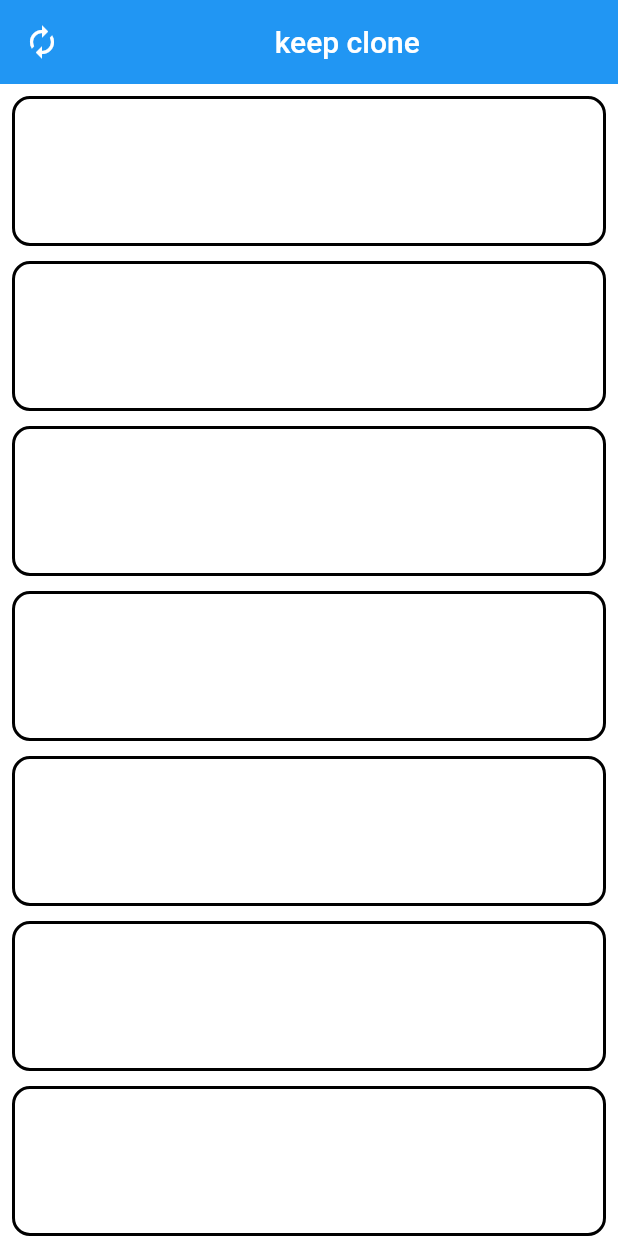
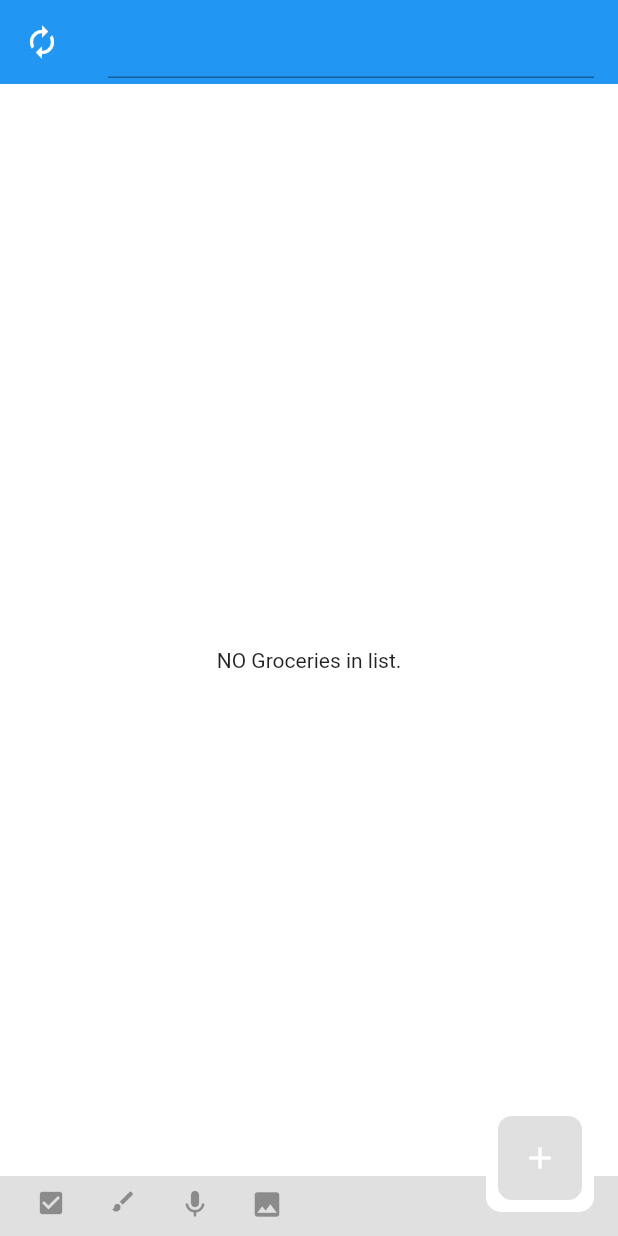
Before and after one commit to samiFlutter/keep_clone, a Flutter app: the screen it shows after launch, on a phone screen of 412 x 824 dp. Run offline on Flutter 3.47's test engine with Material 2 defaults, Android fonts, the phone set to English and light mode, and no system bars; our stand-ins replace sqflite; accounts and stored records are empty.

Commit message:
after adding add button

```diff
--- a/lib/main.dart
+++ b/lib/main.dart
@@ -2,6 +2,7 @@ import 'package:flutter/material.dart';
 import 'package:keep_clone/screen/home_screen.dart';
 
 void main() {
+  WidgetsFlutterBinding.ensureInitialized();
   runApp(const MyApp());
 }
 
--- /dev/null
+++ b/lib/model/simple_model.dart
@@ -0,0 +1,17 @@
+class SimpleModel {
+  final int? id;
+  final String name;
+  SimpleModel({this.id, required this.name});
+
+  factory SimpleModel.fromMap(Map<String, dynamic> json) => new SimpleModel(
+        id: json['id'],
+        name: json['name'],
+      );
+
+  Map<String, dynamic> toMap() {
+    return {
+      'id': id,
+      'name': name,
+    };
+  }
+}
--- a/lib/screen/home_screen.dart
+++ b/lib/screen/home_screen.dart
@@ -1,7 +1,9 @@
 import 'package:flutter/material.dart';
 import 'package:flutter/src/foundation/key.dart';
 import 'package:flutter/src/widgets/framework.dart';
+import 'package:keep_clone/model/simple_model.dart';
 import 'package:keep_clone/service/items_service.dart';
+import 'package:keep_clone/service/my_databasehelper.dart';
 
 class Home extends StatefulWidget {
   const Home({Key? key}) : super(key: key);
@@ -11,22 +13,176 @@ class Home extends StatefulWidget {
 }
 
 class _HomeState extends State<Home> {
+  TextEditingController textController = TextEditingController();
+  int? selectedId;
   ItemsService itemsService = ItemsService();
   @override
   Widget build(BuildContext context) {
     return Scaffold(
       backgroundColor: Colors.white,
       appBar: AppBar(
-        title: Center(child: Text("keep clone ")),
+        title: Center(
+            child: TextField(
+          controller: textController,
+        )),
         elevation: 0,
         leading: IconButton(
           icon: Icon(Icons.autorenew),
           onPressed: () {},
         ),
       ),
-      body: ListView(
-        padding: const EdgeInsets.all(8),
-        children: itemsService.listItems,
+      body: Center(
+        child: FutureBuilder<List<SimpleModel>>(
+          future: DatabaseHelper.instance.getSimpleModels(),
+          builder: (BuildContext context,
+              AsyncSnapshot<List<SimpleModel>> snapshot) {
+            if (!snapshot.hasData) {
+              return Center(
+                child: Text('loading...'),
+              );
+            }
+            return snapshot.data!.isEmpty
+                ? Center(
+                    child: Text('NO Groceries in list.'),
+                  )
+                : ListView(
+                    children: snapshot.data!.map((grocery) {
+                      return Center(
+                        child: Card(
+                          color: selectedId == grocery.id
+                              ? Colors.amber
+                              : Colors.white,
+                          child: ListTile(
+                            onTap: () {
+                              setState(() {
+                                if (selectedId == null) {
+                                  textController.text = grocery.name;
+                                  selectedId = grocery.id;
+                                } else {
+                                  textController.text = "";
+                                  selectedId = null;
+                                }
+                              });
+                            },
+                            onLongPress: () {
+                              setState(() {
+                                DatabaseHelper.instance.remove(grocery.id!);
+                              });
+                            },
+                            title: Text(grocery.name),
+                          ),
+                        ),
+                      );
+                    }).toList(),
+                  );
+          },
+        ),
+      ),
+      floatingActionButton: Container(
+        decoration: BoxDecoration(
+          border: Border.all(
+            color: Colors.white,
+          ),
+          borderRadius: BorderRadius.circular(10),
+          color: Colors.white,
+        ),
+        padding: EdgeInsets.all(2),
+        child: Padding(
+          padding: const EdgeInsets.all(4.0),
+          child: Container(
+            decoration: BoxDecoration(
+              border: Border.all(
+                color: Colors.white,
+              ),
+              borderRadius: BorderRadius.circular(10),
+              color: Colors.grey[300],
+            ),
+            child: FloatingActionButton(
+              backgroundColor: Colors.grey[300],
+              elevation: 0,
+              onPressed: () async {
+                selectedId != null
+                    ? await DatabaseHelper.instance.update(
+                        SimpleModel(id: selectedId, name: textController.text))
+                    : await DatabaseHelper.instance.add(
+                        SimpleModel(name: textController.text),
+                      );
+                setState(() {
+                  textController.clear();
+                  selectedId = null;
+                });
+              },
+              child: Icon(Icons.add),
+            ),
+          ),
+        ),
+      ),
+      // body: ListView(
+      //   padding: const EdgeInsets.all(8),
+      //   children: itemsService.listItems,
+      // ),
+      bottomSheet: getFooter(),
+    );
+  }
+
+  Widget getFooter() {
+    var size = MediaQuery.of(context).size;
+    return Container(
+      width: size.width,
+      height: 40,
+      decoration: BoxDecoration(
+          //   boxShadow: [
+          //   BoxShadow(color: Colors.grey, spreadRadius: 1, blurRadius: 3)
+          // ],
+          color: Colors.grey[300]),
+      child: Padding(
+        padding: const EdgeInsets.only(left: 10),
+        child: Padding(
+          padding: const EdgeInsets.only(bottom: 20),
+          child: Row(
+            children: [
+              Container(
+                width: size.width * 0.7,
+                child: Row(
+                  children: [
+                    IconButton(
+                      onPressed: null,
+                      icon: Icon(
+                        Icons.check_box,
+                        size: 20,
+                        //color: white.withOpacity(0.5),
+                      ),
+                    ),
+                    IconButton(
+                      onPressed: null,
+                      icon: Icon(
+                        Icons.brush,
+                        size: 18,
+                        //color: white.withOpacity(0.5),
+                      ),
+                    ),
+                    IconButton(
+                      onPressed: null,
+                      icon: Icon(
+                        Icons.mic_rounded,
+                        size: 22,
+                        //color: white.withOpacity(0.5),
+                      ),
+                    ),
+                    IconButton(
+                      onPressed: null,
+                      icon: Icon(
+                        Icons.photo,
+                        size: 22,
+                        //color: white.withOpacity(0.5),
+                      ),
+                    )
+                  ],
+                ),
+              ),
+            ],
+          ),
+        ),
       ),
     );
   }
--- /dev/null
+++ b/lib/service/my_databasehelper.dart
@@ -0,0 +1,71 @@
+import 'package:flutter/material.dart';
+import 'package:sqflite/sqflite.dart';
+import 'dart:io';
+import 'package:path_provider/path_provider.dart';
+import 'package:path/path.dart';
+
+import '../model/simple_model.dart';
+
+//import 'SimpleModel_model.dart';
+
+class DatabaseHelper {
+  DatabaseHelper._privateConstructor();
+  static final DatabaseHelper instance = DatabaseHelper._privateConstructor();
+
+  static Database? _database;
+
+  Future<Database> get database async => _database ??= await _initDatabase();
+
+  Future<Database> _initDatabase() async {
+    Directory documentsDirectory = await getApplicationDocumentsDirectory();
+    String path = join(documentsDirectory.path, 'groceries.db');
+    return await openDatabase(
+      path,
+      version: 1,
+      onCreate: _onCreate,
+    );
+  }
+
+  Future _onCreate(Database db, int version) async {
+    await db.execute('''
+    CREATE TABLE groceries(
+      id INTEGER PRIMARY KEY,
+      name TEXT
+    )
+''');
+  }
+
+  Future<List<SimpleModel>> getSimpleModels() async {
+    Database db = await instance.database;
+    var groceries = await db.query(
+      'groceries',
+      orderBy: 'name',
+    );
+
+    List<SimpleModel> groceriesList = groceries.isNotEmpty
+        ? groceries.map((c) => SimpleModel.fromMap(c)).toList()
+        : [];
+
+    return groceriesList;
+  }
+
+  Future<int> add(SimpleModel SimpleModel) async {
+    Database db = await instance.database;
+    return await db.insert('groceries', SimpleModel.toMap());
+  }
+
+  Future<int> remove(int id) async {
+    Database db = await instance.database;
+    return await db.delete('groceries', where: 'id = ?', whereArgs: [id]);
+  }
+
+  Future<int> update(SimpleModel SimpleModel) async {
+    Database db = await instance.database;
+    return await db.rawUpdate(
+        'UPDATE groceries SET name = ? WHERE id = ${SimpleModel.id}', [
+      '${SimpleModel.name}',
+    ]);
+    // return await db.update('groceries', SimpleModel.toMap(),
+    //     where: 'id : ?', whereArgs: [SimpleModel.id]);
+  }
+}
--- a/pubspec.yaml
+++ b/pubspec.yaml
@@ -27,6 +27,8 @@ environment:
 # the latest version available on pub.dev. To see which dependencies have newer
 # versions available, run `flutter pub outdated`.
 dependencies:
+  path_provider:
+  path:
   sqflite:
   flutter:
     sdk: flutter
```
Also changed, not shown: pubspec.lock.
